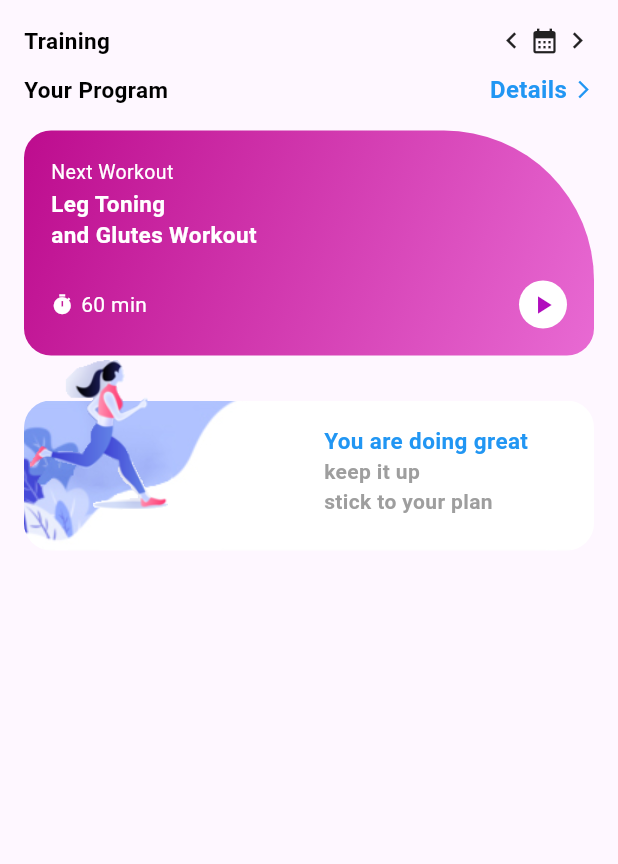
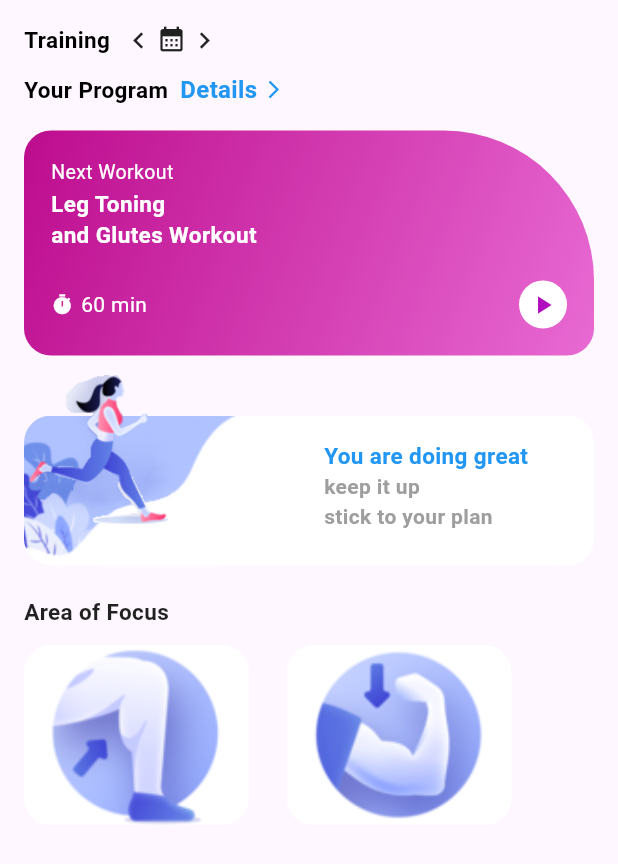
Before and after one commit to Neomap2006/TugasLayoutFlutter, a Flutter app: the screen it shows after launch, on a phone screen of 412 x 824 dp. Shown: the top 864 px of the screen. Run offline on Flutter 3.47's test engine with Material 3 defaults, Android fonts, the phone set to English and light mode, and no system bars.

Commit message:
Update setelah 15 menit

```diff
--- a/lib/tugas/Quiz.dart
+++ b/lib/tugas/Quiz.dart
@@ -12,7 +12,9 @@ class Layout extends StatelessWidget {
           child: Column(
             crossAxisAlignment: CrossAxisAlignment.start,
             children: [
+              // Header
               Row(
+                crossAxisAlignment: CrossAxisAlignment.start,
                 children: const [
                   Text(
                     "Training",
@@ -22,7 +24,7 @@ class Layout extends StatelessWidget {
                       fontWeight: FontWeight.bold,
                     ),
                   ),
-                  Spacer(),
+                  SizedBox(width: 8),
                   Icon(Icons.chevron_left, size: 22),
                   SizedBox(width: 1),
                   Icon(Icons.calendar_month, size: 20),
@@ -41,7 +43,7 @@ class Layout extends StatelessWidget {
                       color: Colors.black,
                     ),
                   ),
-                  Spacer(),
+                  SizedBox(width: 8),
                   Text(
                     "Details",
                     style: TextStyle(
@@ -55,7 +57,9 @@ class Layout extends StatelessWidget {
                 ],
               ),
               const SizedBox(height: 16),
-              Container(
+              Align(
+                alignment: Alignment.centerLeft,
+                child: Container(
                   height: 150,
                   width: 450,
                   padding: const EdgeInsets.all(18),
@@ -102,7 +106,11 @@ class Layout extends StatelessWidget {
                       const Spacer(),
                       Row(
                         children: [
-                        const Icon(Icons.timer, color: Colors.white, size: 15),
+                          const Icon(
+                            Icons.timer,
+                            color: Colors.white,
+                            size: 15,
+                          ),
                           const SizedBox(width: 5),
                           const Text(
                             "60 min",
@@ -126,10 +134,12 @@ class Layout extends StatelessWidget {
                     ],
                   ),
                 ),
-              const SizedBox(height: 30),
+              ),
+              const SizedBox(height: 40),
               Stack(
                 clipBehavior: Clip.none,
                 children: [
+                  // Card Background
                   Container(
                     height: 100,
                     width: 450,
@@ -139,13 +149,6 @@ class Layout extends StatelessWidget {
                         image: AssetImage("Gambar/card.jpg"),
                         fit: BoxFit.cover,
                       ),
-                    ),
-                  ),
-                  Container(
-                    height: 150,
-                    width: 450,
-                    decoration: BoxDecoration(
-                      borderRadius: BorderRadius.circular(18),
                     ),
                   ),
                   Positioned(
@@ -190,6 +193,53 @@ class Layout extends StatelessWidget {
                       ],
                     ),
                   ),
+                  Positioned(
+                    top: 120,
+                    left: 0,
+                    right: 0,
+                    child: Column(
+                      crossAxisAlignment: CrossAxisAlignment.start,
+                      children: [
+                        const Text(
+                          "Area of Focus",
+                          style: TextStyle(
+                            fontSize: 15,
+                            fontWeight: FontWeight.bold,
+                            color: Colors.black87,
+                          ),
+                        ),
+                        const SizedBox(height: 12),
+                        Row(
+                          mainAxisAlignment: MainAxisAlignment.start,
+                          children: [
+                            Container(
+                              height: 120,
+                              width: 150,
+                              decoration: BoxDecoration(
+                                borderRadius: BorderRadius.circular(18),
+                                image: const DecorationImage(
+                                  image: AssetImage("Gambar/ex3.png"),
+                                  fit: BoxFit.cover,
+                                ),
+                              ),
+                            ),
+                            const SizedBox(width: 25),
+                            Container(
+                              height: 120,
+                              width: 150,
+                              decoration: BoxDecoration(
+                                borderRadius: BorderRadius.circular(18),
+                                image: const DecorationImage(
+                                  image: AssetImage("Gambar/ex4.png"),
+                                  fit: BoxFit.cover,
+                                ),
+                              ),
+                            ),
+                          ],
+                        ),
+                      ],
+                    ),
+                  ),
                 ],
               ),
             ],
```
Lines whose indentation alone changed are shown as unchanged.
